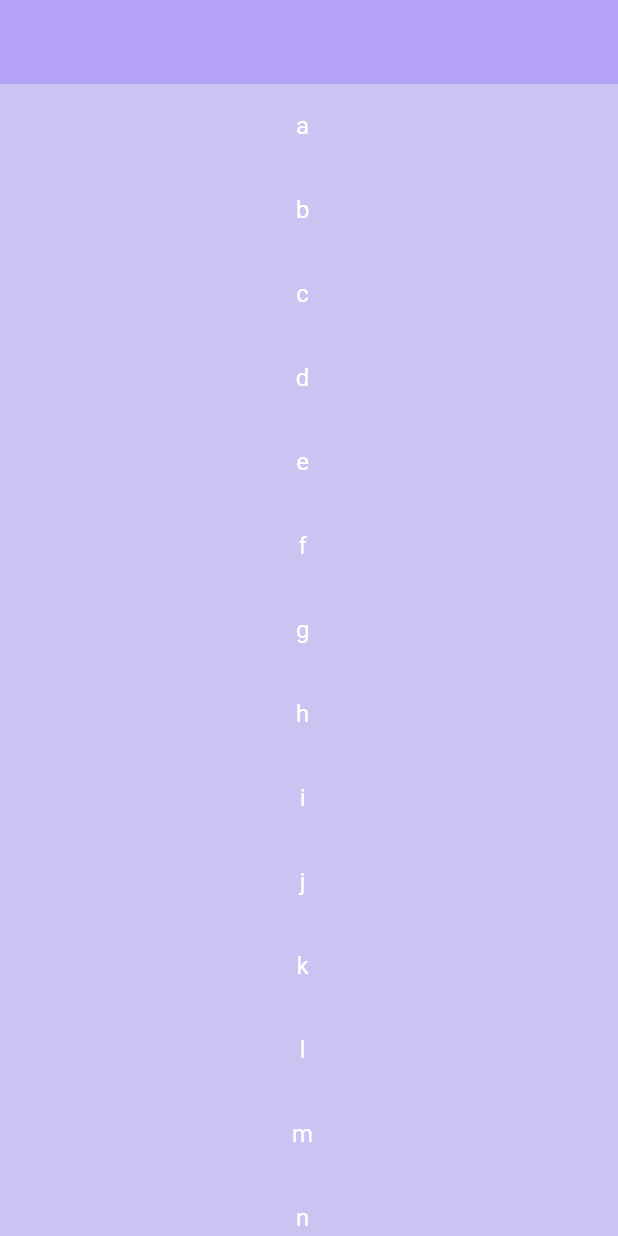
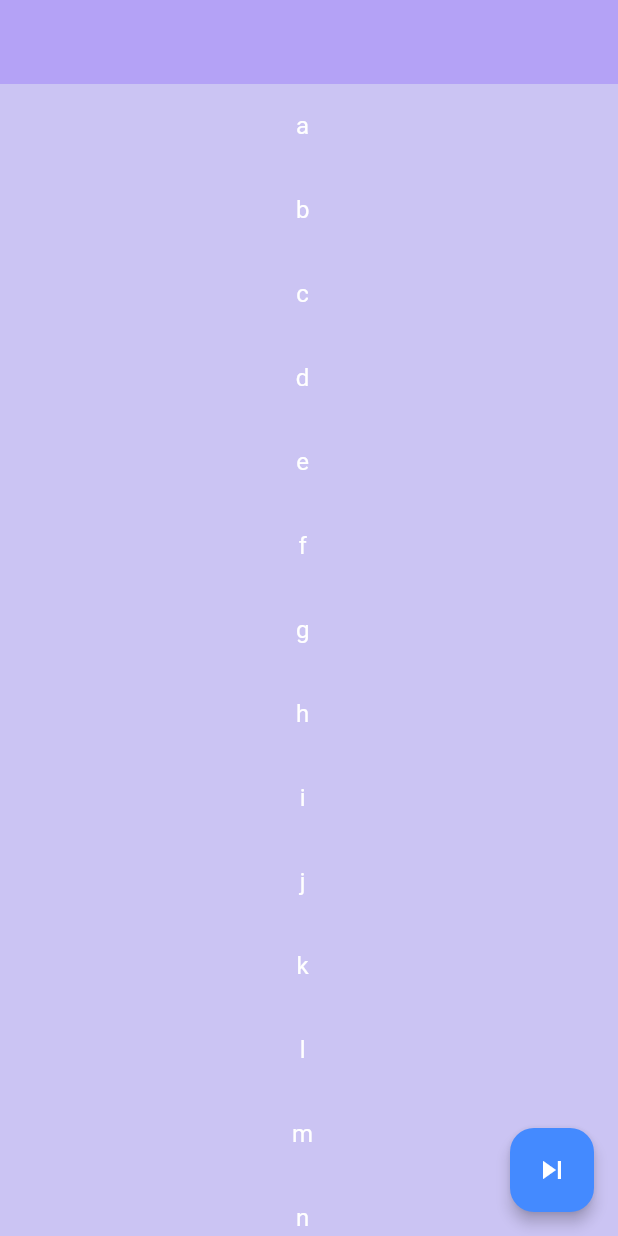
Before and after one commit to vermahrithik/uiplay, a Flutter app: the Ui08Page screen opened by its route, on a phone screen of 412 x 824 dp. Run offline on Flutter 3.47's test engine with Material 3 defaults, Android fonts, the phone set to English and light mode, and no system bars; our stand-ins replace carousel_slider, confetti, get, get_storage, go_router, slide_to_act and 1 more; accounts and stored records are empty.

Commit message:
commit : 04 (modification)

```diff
--- a/lib/pages/ui_08_page.dart
+++ b/lib/pages/ui_08_page.dart
@@ -1,4 +1,6 @@
 import 'package:flutter/material.dart';
+import 'package:go_router/go_router.dart';
+import 'package:uiplay/routing/app_route_constants.dart';
 
 class Ui08Page extends StatefulWidget {
   const Ui08Page({super.key});
@@ -41,7 +43,15 @@ class _Ui08PageState extends State<Ui08Page> {
             )
         ],
         onReorder: (oldIndex, newIndex) => updateMyTiles(oldIndex,newIndex),
-      )
+      ),
+      floatingActionButton: FloatingActionButton(
+        onPressed: (){
+          context.goNamed(MyAppRouteConstants.homeRouteName);
+        },
+        backgroundColor: Colors.blueAccent,
+        elevation: 4,
+        child: Icon(Icons.skip_next,color: Colors.white,),
+      ),
     );
   }
 }
--- a/pubspec.yaml
+++ b/pubspec.yaml
@@ -25,6 +25,7 @@ dependencies:
   carousel_slider: ^5.0.0
   confetti: ^0.7.0
   slide_to_act: ^2.0.2
+  hidden_drawer_menu: ^3.0.1
 
 dev_dependencies:
   flutter_test:
```
Also changed, not shown: pubspec.lock.
